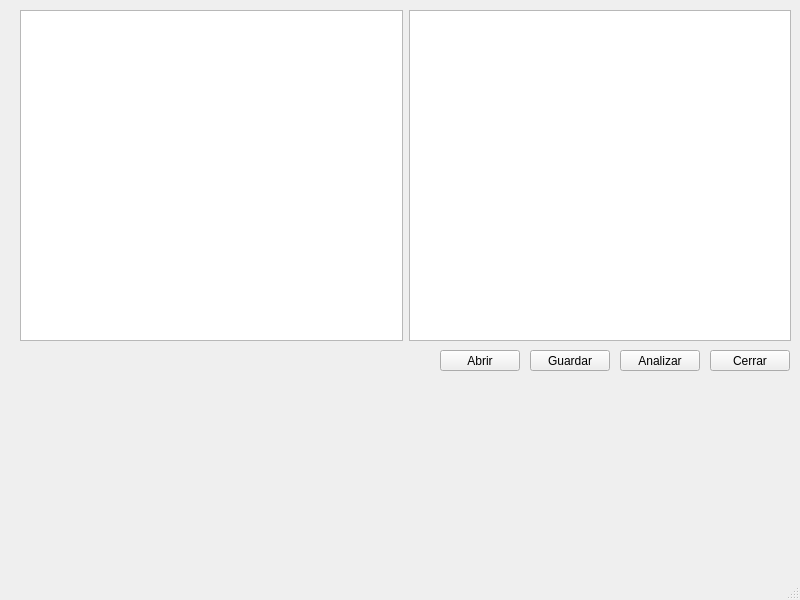
This is mainwindow.ui in Evineit/Lexical-Analyzer as Qt 5 draws it before an edit. The edited form follows.
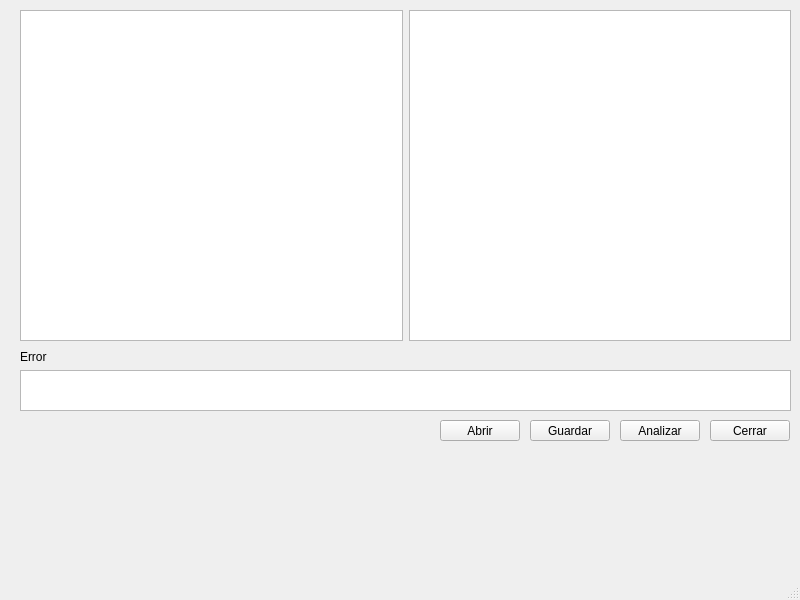
This is the edited form.

Commit message: Add: Analyze Real numbers

Patch:
```diff
--- a/mainwindow.ui
+++ b/mainwindow.ui
@@ -24,7 +24,7 @@
     <property name="geometry">
      <rect>
       <x>440</x>
-      <y>350</y>
+      <y>420</y>
       <width>80</width>
       <height>21</height>
      </rect>
@@ -37,7 +37,7 @@
     <property name="geometry">
      <rect>
       <x>530</x>
-      <y>350</y>
+      <y>420</y>
       <width>80</width>
       <height>21</height>
      </rect>
@@ -50,7 +50,7 @@
     <property name="geometry">
      <rect>
       <x>620</x>
-      <y>350</y>
+      <y>420</y>
       <width>80</width>
       <height>21</height>
      </rect>
@@ -63,7 +63,7 @@
     <property name="geometry">
      <rect>
       <x>710</x>
-      <y>350</y>
+      <y>420</y>
       <width>80</width>
       <height>21</height>
      </rect>
@@ -90,6 +90,29 @@
      </item>
     </layout>
    </widget>
+   <widget class="QTextEdit" name="textEdit_3">
+    <property name="geometry">
+     <rect>
+      <x>20</x>
+      <y>370</y>
+      <width>771</width>
+      <height>41</height>
+     </rect>
+    </property>
+   </widget>
+   <widget class="QLabel" name="label">
+    <property name="geometry">
+     <rect>
+      <x>20</x>
+      <y>350</y>
+      <width>47</width>
+      <height>13</height>
+     </rect>
+    </property>
+    <property name="text">
+     <string>Error</string>
+    </property>
+   </widget>
   </widget>
   <widget class="QMenuBar" name="menubar">
    <property name="geometry">
```
The commit also changes 2 other files.
